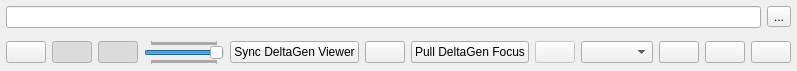
Old version of the form ui/viewer.ui in the repository tappi287/KnechtViewer.
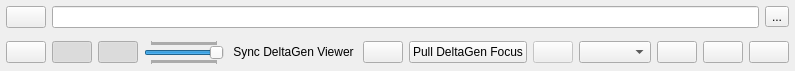
New version of the form. Icons and pictures are not drawn.

```diff
--- a/ui/viewer.ui
+++ b/ui/viewer.ui
@@ -49,6 +49,17 @@
      <property name="bottomMargin">
       <number>6</number>
      </property>
+     <item>
+      <widget class="QPushButton" name="file_btn">
+       <property name="text">
+        <string/>
+       </property>
+       <property name="icon">
+        <iconset resource="res/viewer_resource.qrc">
+         <normaloff>:/main/folder.png</normaloff>:/main/folder.png</iconset>
+       </property>
+      </widget>
+     </item>
      <item>
       <widget class="QLineEdit" name="path_edit"/>
      </item>
@@ -168,6 +179,10 @@
      </item>
      <item>
       <widget class="QPushButton" name="sync_btn">
+       <property name="styleSheet">
+        <string notr="true">QPushButton {background-color: qlineargradient(spread:pad, x1:0, y1:0, x2:1, y2:0, stop:0 rga(230, 103, 192), stop:0.69 rgb(230, 103, 192), stop:0.7 rgb(227, 227, 227), stop:1 rgb(227, 227, 227));border: rgba(0, 0, 0, 255) 1px solid;padding: 4px 3px;}
+</string>
+       </property>
        <property name="text">
         <string>Sync DeltaGen Viewer</string>
        </property>
```
